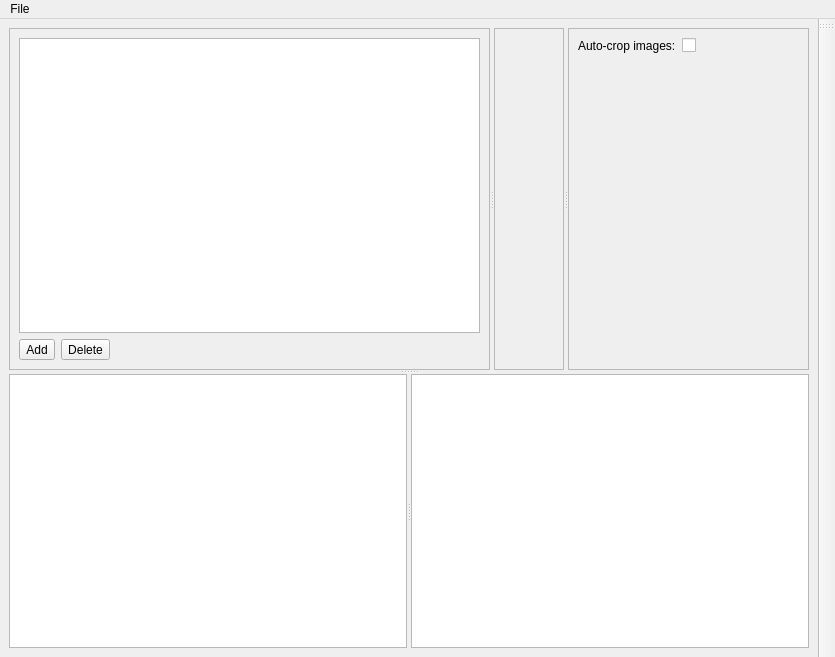
This is guidata/gui.ui in RudolfVonKrugstein/SpriteSheet-Creator as Qt 5 draws it before an edit. The edited form follows.
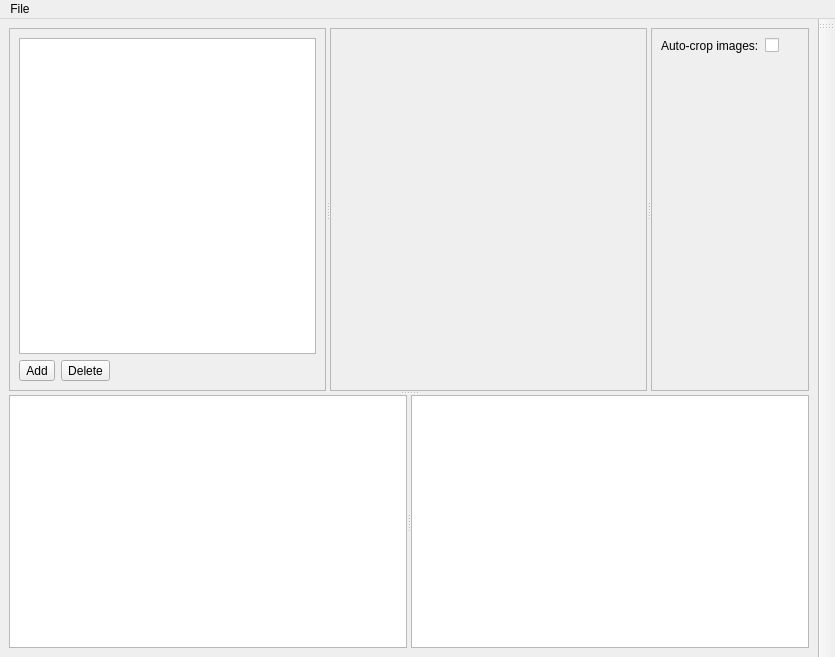
This is the edited form.

Commit message: chenged size policy in form

Diff of the .ui file:
```diff
--- a/guidata/gui.ui
+++ b/guidata/gui.ui
@@ -33,7 +33,7 @@
           <rect>
            <x>0</x>
            <y>0</y>
-           <width>456</width>
+           <width>484</width>
            <height>339</height>
           </rect>
          </property>
@@ -84,13 +84,31 @@
           <rect>
            <x>0</x>
            <y>0</y>
-           <width>76</width>
-           <height>339</height>
+           <width>264</width>
+           <height>324</height>
           </rect>
          </property>
          <layout class="QGridLayout" name="gridLayout_2">
           <item row="0" column="0">
            <widget class="QLabel" name="outTexture">
+            <property name="sizePolicy">
+             <sizepolicy hsizetype="MinimumExpanding" vsizetype="MinimumExpanding">
+              <horstretch>0</horstretch>
+              <verstretch>0</verstretch>
+             </sizepolicy>
+            </property>
+            <property name="minimumSize">
+             <size>
+              <width>256</width>
+              <height>256</height>
+             </size>
+            </property>
+            <property name="baseSize">
+             <size>
+              <width>512</width>
+              <height>512</height>
+             </size>
+            </property>
             <property name="text">
              <string/>
             </property>
@@ -108,7 +126,7 @@
           <rect>
            <x>0</x>
            <y>0</y>
-           <width>254</width>
+           <width>253</width>
            <height>339</height>
           </rect>
          </property>
```
Left out of the diff: 2 changed lines with no effect on the pictures.
